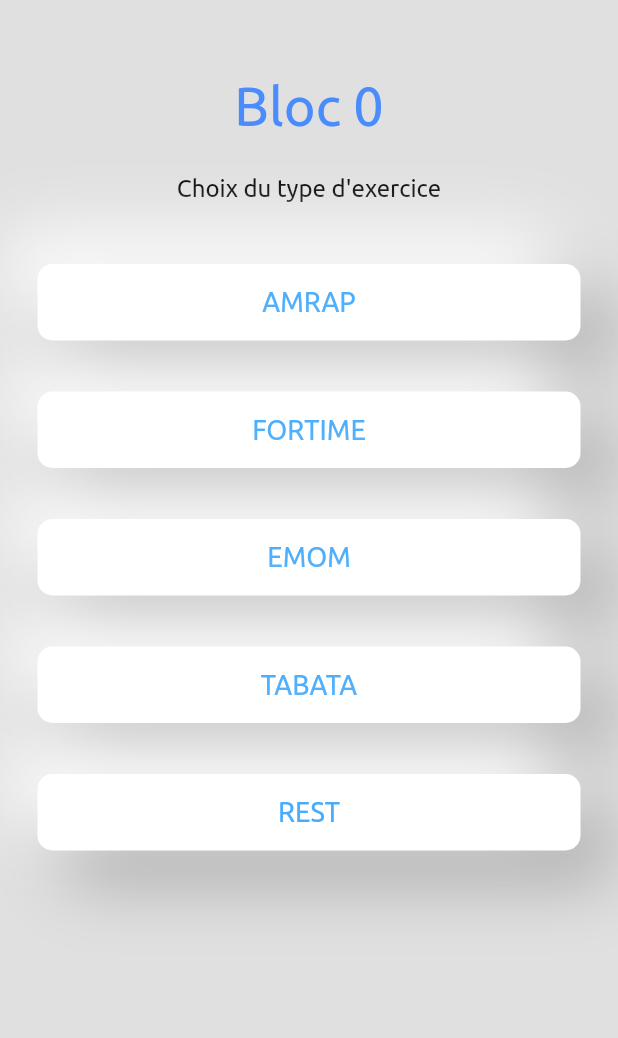
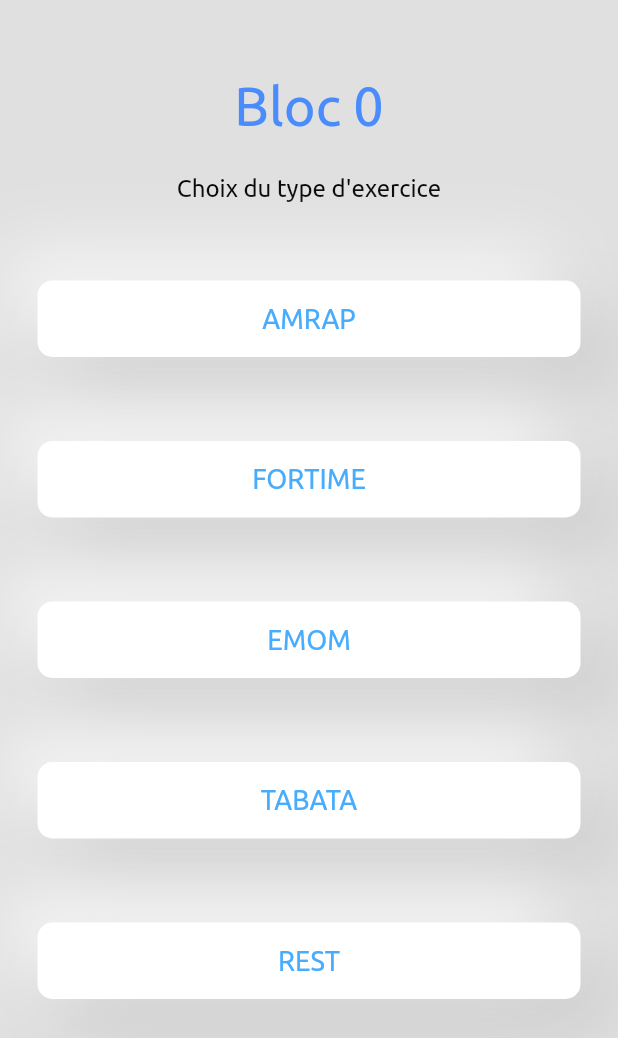
Before and after one commit to Fabccc/MuscleHack, a Flutter app: the SegmentCreate screen opened directly with empty values, on a phone screen of 412 x 824 dp. Shown: the top 1038 px of the screen. Run offline on Flutter 3.47's test engine with Material 2 defaults, Android fonts, the phone set to English and light mode, and no system bars; our stand-ins replace sqflite; accounts and stored records are empty; project files that could hold a hidden picture were left out.

Commit message:
Passage en fonction de classe

```diff
--- a/lib/views/session.dart
+++ b/lib/views/session.dart
@@ -86,15 +86,13 @@ class SegmentCreate extends StatelessWidget {
   const SegmentCreate({Key? key, required this.session, required this.id})
       : super(key: key);
 
-  @override
-  Widget build(BuildContext context) {
-    createTab(SegmentType type) {
-      const double topbottom = 17;
+  Widget _createTab(BuildContext context, SegmentType type) {
+    const double topbottom = 28;
     return Container(
       margin: const EdgeInsets.only(top: topbottom, bottom: topbottom),
       child: NeumophirsmButton(
         content: type.name,
-          colorDifference: 0.25,
+        colorDifference: 0.10,
         minWidth: 200,
         onPressed: () {
           Navigator.push(
@@ -107,6 +105,8 @@ class SegmentCreate extends StatelessWidget {
     );
   }
 
+  @override
+  Widget build(BuildContext context) {
     return Scaffold(
       backgroundColor: const Color(0xffe0e0e0),
       body: DefaultContainer(
@@ -118,7 +118,9 @@ class SegmentCreate extends StatelessWidget {
               margin: const EdgeInsets.only(top: 25),
               child: Column(
                 crossAxisAlignment: CrossAxisAlignment.stretch,
-                children: SegmentType.values.map(createTab).toList(),
+                children: SegmentType.values
+                    .map((e) => _createTab(context, e))
+                    .toList(),
               ),
             )
           ],
@@ -148,9 +150,11 @@ class _SegmentCreateOptionsState extends State<SegmentCreateOptions> {
       body: DefaultContainer(
         child: Column(
           children: [
+            HeaderText(text: widget.type.name),
             Flexible(
                 child: StandarText(
               text: widget.type.desc,
+              fontSize: 18,
             )),
           ],
         ),
```
Lines whose indentation alone changed are shown as unchanged.
